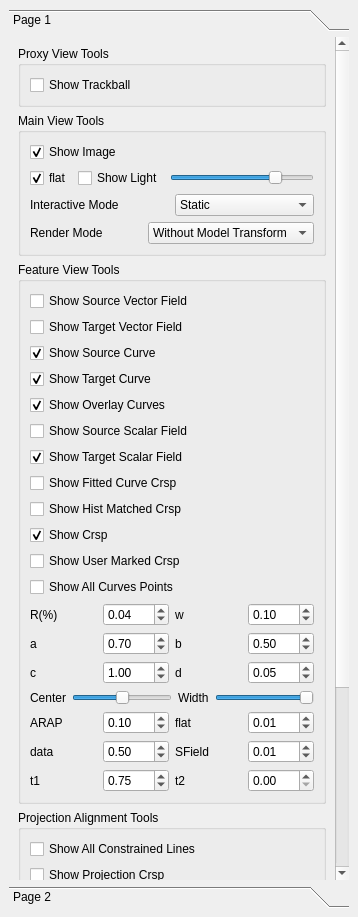
Qt form src/ui/ParameterDock.ui (marlinilram/AppMod) before a commit.
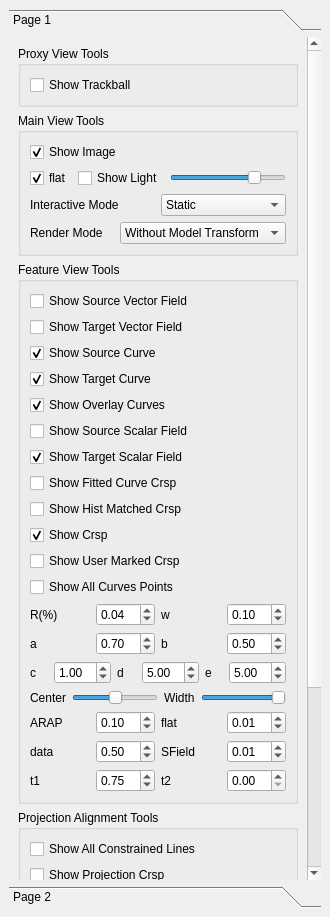
The same form after that commit.

The edit to the form file:
```diff
--- a/src/ui/ParameterDock.ui
+++ b/src/ui/ParameterDock.ui
@@ -6,7 +6,7 @@
    <rect>
     <x>0</x>
     <y>0</y>
-    <width>358</width>
+    <width>330</width>
     <height>917</height>
    </rect>
   </property>
@@ -25,7 +25,7 @@
         <rect>
          <x>0</x>
          <y>0</y>
-         <width>323</width>
+         <width>295</width>
          <height>988</height>
         </rect>
        </property>
@@ -389,7 +389,24 @@
                 <double>0.010000000000000</double>
                </property>
                <property name="value">
-                <double>0.050000000000000</double>
+                <double>5.000000000000000</double>
+               </property>
+              </widget>
+             </item>
+             <item>
+              <widget class="QLabel" name="label_18">
+               <property name="text">
+                <string>e</string>
+               </property>
+              </widget>
+             </item>
+             <item>
+              <widget class="QDoubleSpinBox" name="SField_e_doubleSpinBox">
+               <property name="singleStep">
+                <double>0.100000000000000</double>
+               </property>
+               <property name="value">
+                <double>5.000000000000000</double>
                </property>
               </widget>
              </item>
```
Left out of the diff: 12 changed lines with no effect on the pictures.
